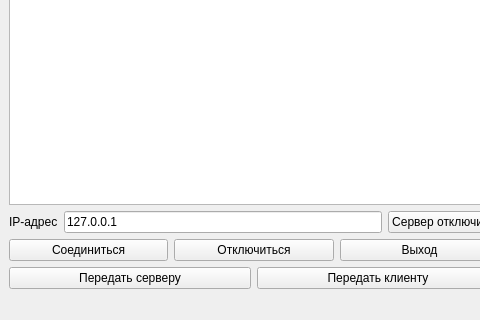
Above: mainwindow.ui from Rokli/WorkingWithSockets before the change; both pictures show x 0 to 480 and y 408 to 728 of the 1032 by 728 pixel window. Below: the same form after it.
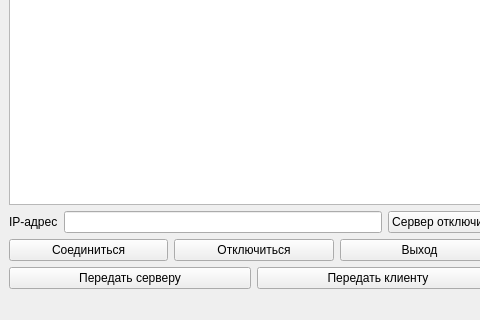
That is the form after the change.

The edit to the form file:
```diff
--- a/mainwindow.ui
+++ b/mainwindow.ui
@@ -41,7 +41,7 @@
               <item>
                <widget class="QLineEdit" name="IPText">
                 <property name="text">
-                 <string>127.0.0.1</string>
+                 <string/>
                 </property>
                </widget>
               </item>
```
